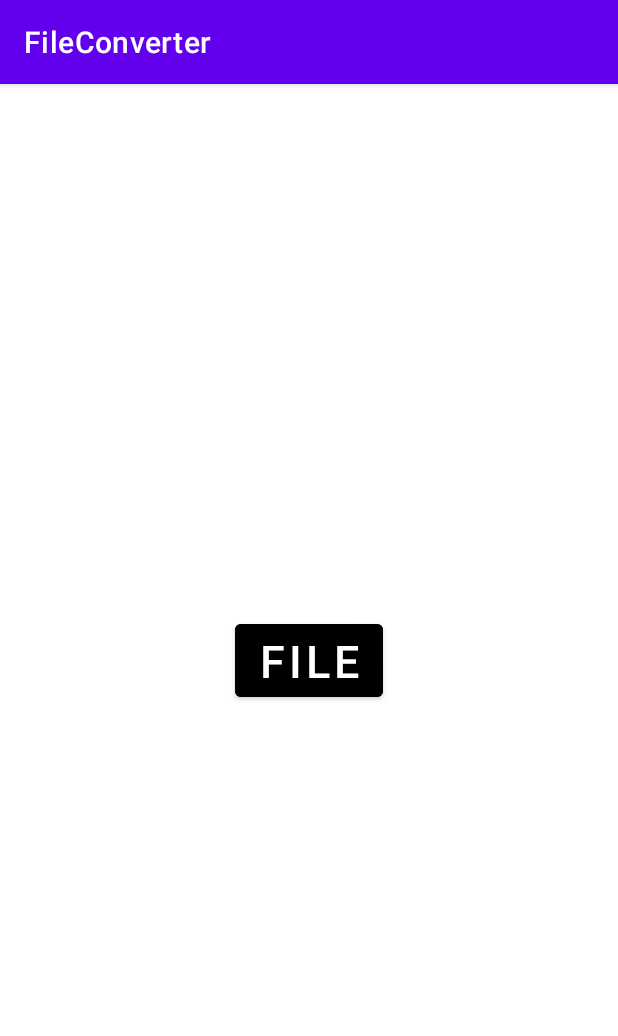
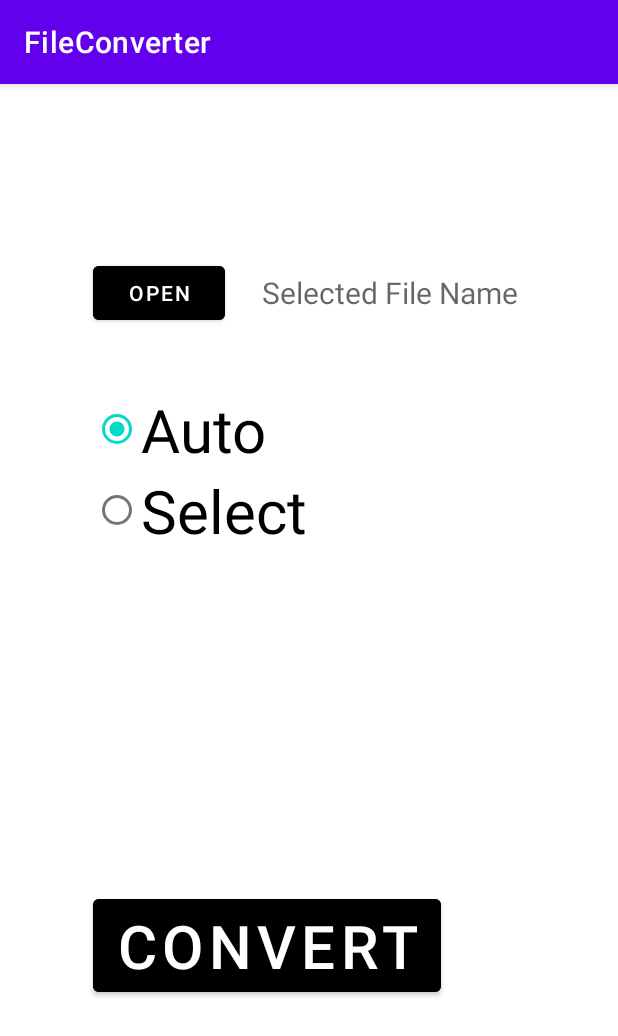
Before and after one commit to kbh97102/FileConverter, an Android app: the screen it shows after launch (MainActivity), on a phone screen of 412 x 824 dp. Shown: the top 1036 px of the screen. Run offline under Robolectric (Android 15) with nearby library versions, the phone set to English and light mode, and no system bars.

Commit message:
Update UI

```diff
--- a/app/src/main/java/com/example/fileconverter/MainActivity.kt
+++ b/app/src/main/java/com/example/fileconverter/MainActivity.kt
@@ -24,9 +24,6 @@ class MainActivity : AppCompatActivity() {
         super.onCreate(savedInstanceState)
         setContentView(R.layout.activity_main)
 
-        testButton.setOnClickListener {
-            openFile()
-        }
     }
 
     fun openFile(){
--- a/app/src/main/res/layout/activity_main.xml
+++ b/app/src/main/res/layout/activity_main.xml
@@ -7,17 +7,93 @@
     tools:context=".MainActivity">
 
     <Button
-        android:id="@+id/testButton"
+        android:id="@+id/fileOpenButton"
         android:layout_width="wrap_content"
         android:layout_height="wrap_content"
-        app:layout_constraintStart_toStartOf="parent"
-        app:layout_constraintEnd_toEndOf="parent"
-        app:layout_constraintTop_toTopOf="parent"
-        app:layout_constraintBottom_toBottomOf="parent"
         android:backgroundTint="@color/black"
-        android:textColor="@color/white"
-        android:textSize="30sp"
-        android:text="File"
-        />
+        android:text="open"
+        app:layout_constraintStart_toStartOf="@id/buttonStartLine"
+        app:layout_constraintTop_toBottomOf="@id/buttonTopLine" />
+
+    <TextView
+        android:id="@+id/selectedFileName"
+        android:layout_width="0dp"
+        android:layout_height="0dp"
+        android:layout_marginStart="20dp"
+        android:gravity="center"
+        android:hint="Selected File Name"
+        android:textAlignment="center"
+        android:textSize="20sp"
+        app:layout_constraintBottom_toBottomOf="@id/fileOpenButton"
+        app:layout_constraintEnd_toStartOf="@id/endLine"
+        app:layout_constraintStart_toEndOf="@id/fileOpenButton"
+        app:layout_constraintTop_toBottomOf="@id/buttonTopLine" />
+
+    <RadioGroup
+        android:id="@+id/buttonGroup"
+        android:layout_width="0dp"
+        android:layout_height="0dp"
+        android:layout_marginTop="40dp"
+        app:layout_constraintBottom_toBottomOf="@id/buttonBottomLine"
+        app:layout_constraintEnd_toEndOf="@id/endLine"
+        app:layout_constraintStart_toStartOf="@id/buttonStartLine"
+        app:layout_constraintTop_toBottomOf="@id/fileOpenButton">
+
+        <RadioButton
+            android:id="@+id/autoButton"
+            android:layout_width="wrap_content"
+            android:layout_height="wrap_content"
+            android:checked="true"
+            android:text="Auto"
+            android:textSize="40sp" />
+
+        <RadioButton
+            android:id="@+id/selectMode"
+            android:layout_width="wrap_content"
+            android:layout_height="wrap_content"
+            android:text="Select"
+            android:textSize="40sp" />
+
+
+    </RadioGroup>
+
+    <Button
+        android:id="@+id/convertButton"
+        android:layout_width="wrap_content"
+        android:layout_height="wrap_content"
+        android:backgroundTint="@color/black"
+        android:text="Convert"
+        android:textSize="40sp"
+        app:layout_constraintStart_toStartOf="@id/buttonStartLine"
+        app:layout_constraintTop_toBottomOf="@id/buttonBottomLine" />
+
+
+    <androidx.constraintlayout.widget.Guideline
+        android:id="@+id/buttonBottomLine"
+        android:layout_width="wrap_content"
+        android:layout_height="wrap_content"
+        android:orientation="horizontal"
+        app:layout_constraintGuide_percent="0.7" />
+
+    <androidx.constraintlayout.widget.Guideline
+        android:id="@+id/buttonStartLine"
+        android:layout_width="wrap_content"
+        android:layout_height="wrap_content"
+        android:orientation="vertical"
+        app:layout_constraintGuide_percent="0.15" />
+
+    <androidx.constraintlayout.widget.Guideline
+        android:id="@+id/buttonTopLine"
+        android:layout_width="wrap_content"
+        android:layout_height="wrap_content"
+        android:orientation="horizontal"
+        app:layout_constraintGuide_percent="0.15" />
+
+    <androidx.constraintlayout.widget.Guideline
+        android:id="@+id/endLine"
+        android:layout_width="wrap_content"
+        android:layout_height="wrap_content"
+        android:orientation="vertical"
+        app:layout_constraintGuide_percent="0.85" />
 
 </androidx.constraintlayout.widget.ConstraintLayout>
```
